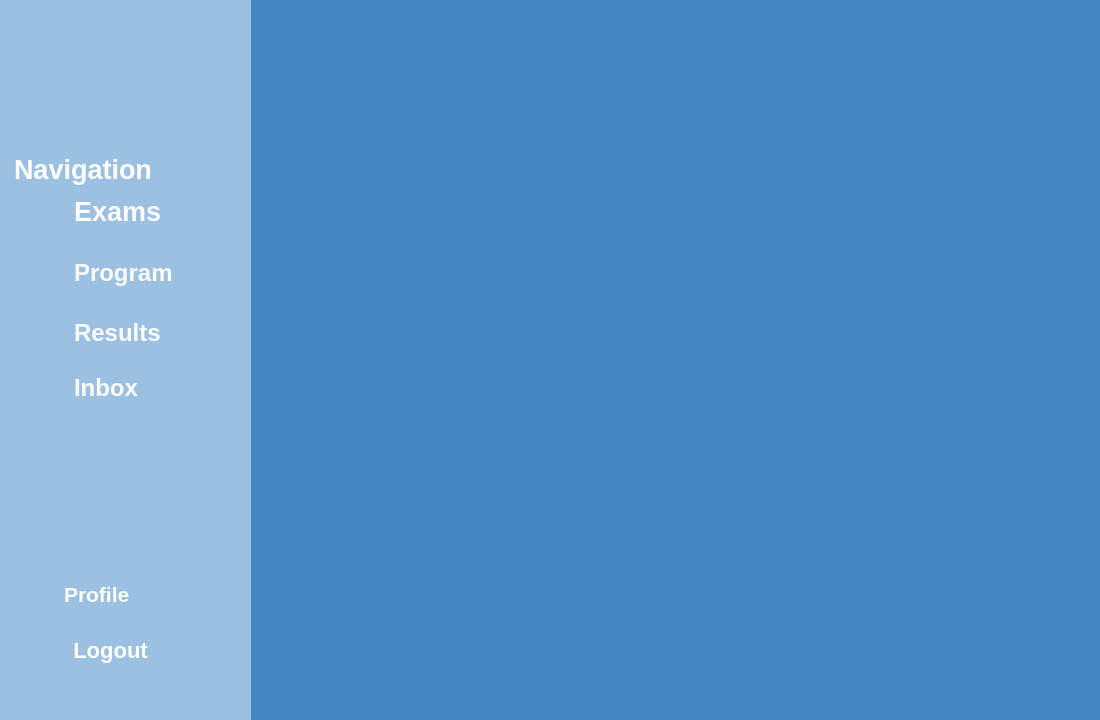
Before: the Qt Designer form AGUniverse/presentationLayer/main_menu.ui in codingburgas/sprint-eschool-ag-universe, drawn with Qt 5.
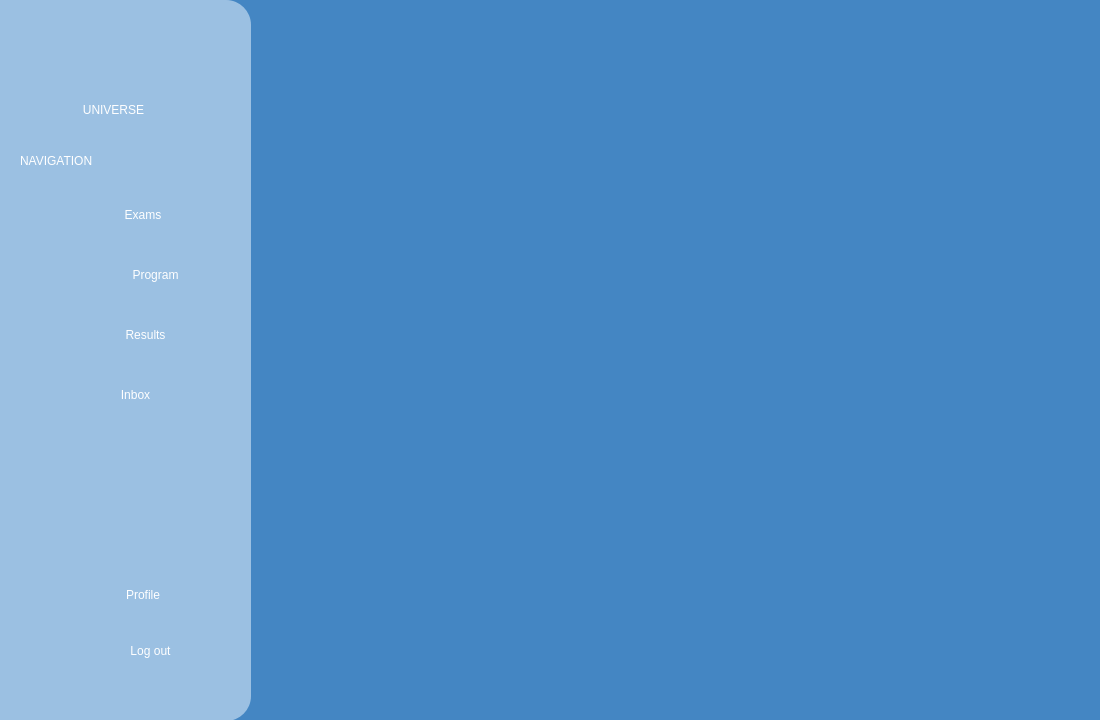
After: the same form once the commit is applied. Icons and pictures are not drawn.

Commit message: Fix main menu images and enhance UI (Close #13)

The edit to the form file:
```diff
--- a/AGUniverse/presentationLayer/main_menu.ui
+++ b/AGUniverse/presentationLayer/main_menu.ui
@@ -61,7 +61,9 @@
    </property>
    <property name="styleSheet">
     <string notr="true">background-color:rgb(155, 192, 226);
-border:0px;</string>
+border:0px;
+border-top-right-radius: 25px;
+border-bottom-right-radius: 25px;</string>
    </property>
    <property name="frameShape">
     <enum>QFrame::Shape::StyledPanel</enum>
@@ -69,161 +71,10 @@
    <property name="frameShadow">
     <enum>QFrame::Shadow::Raised</enum>
    </property>
-   <widget class="QTextEdit" name="Profile_text">
+   <widget class="QLabel" name="exams_Icon">
     <property name="geometry">
      <rect>
-      <x>60</x>
-      <y>578</y>
-      <width>131</width>
-      <height>41</height>
-     </rect>
-    </property>
-    <property name="styleSheet">
-     <string notr="true">color:rgb(252, 252, 252);
-border:0px
-</string>
-    </property>
-    <property name="html">
-     <string>&lt;!DOCTYPE HTML PUBLIC &quot;-//W3C//DTD HTML 4.0//EN&quot; &quot;http://www.w3.org/TR/REC-html40/strict.dtd&quot;&gt;
-&lt;html&gt;&lt;head&gt;&lt;meta name=&quot;qrichtext&quot; content=&quot;1&quot; /&gt;&lt;meta charset=&quot;utf-8&quot; /&gt;&lt;style type=&quot;text/css&quot;&gt;
-p, li { white-space: pre-wrap; }
-hr { height: 1px; border-width: 0; }
-li.unchecked::marker { content: &quot;\2610&quot;; }
-li.checked::marker { content: &quot;\2612&quot;; }
-&lt;/style&gt;&lt;/head&gt;&lt;body style=&quot; font-family:'Segoe UI'; font-size:9pt; font-weight:400; font-style:normal;&quot;&gt;
-&lt;p style=&quot; margin-top:0px; margin-bottom:0px; margin-left:0px; margin-right:0px; -qt-block-indent:0; text-indent:0px;&quot;&gt;&lt;span style=&quot; font-size:16pt; font-weight:700;&quot;&gt;Profile&lt;/span&gt;&lt;/p&gt;&lt;/body&gt;&lt;/html&gt;</string>
-    </property>
-   </widget>
-   <widget class="QTextEdit" name="Results_text">
-    <property name="geometry">
-     <rect>
-      <x>70</x>
-      <y>315</y>
-      <width>111</width>
-      <height>51</height>
-     </rect>
-    </property>
-    <property name="styleSheet">
-     <string notr="true">color:rgb(252, 252, 252);
-border:0px;
-</string>
-    </property>
-    <property name="html">
-     <string>&lt;!DOCTYPE HTML PUBLIC &quot;-//W3C//DTD HTML 4.0//EN&quot; &quot;http://www.w3.org/TR/REC-html40/strict.dtd&quot;&gt;
-&lt;html&gt;&lt;head&gt;&lt;meta name=&quot;qrichtext&quot; content=&quot;1&quot; /&gt;&lt;meta charset=&quot;utf-8&quot; /&gt;&lt;style type=&quot;text/css&quot;&gt;
-p, li { white-space: pre-wrap; }
-hr { height: 1px; border-width: 0; }
-li.unchecked::marker { content: &quot;\2610&quot;; }
-li.checked::marker { content: &quot;\2612&quot;; }
-&lt;/style&gt;&lt;/head&gt;&lt;body style=&quot; font-family:'Segoe UI'; font-size:9pt; font-weight:400; font-style:normal;&quot;&gt;
-&lt;p style=&quot; margin-top:0px; margin-bottom:0px; margin-left:0px; margin-right:0px; -qt-block-indent:0; text-indent:0px;&quot;&gt;&lt;span style=&quot; font-size:18pt; font-weight:700;&quot;&gt;Results&lt;/span&gt;&lt;/p&gt;&lt;/body&gt;&lt;/html&gt;</string>
-    </property>
-   </widget>
-   <widget class="QTextEdit" name="Exams_text">
-    <property name="geometry">
-     <rect>
-      <x>70</x>
-      <y>192</y>
-      <width>111</width>
-      <height>51</height>
-     </rect>
-    </property>
-    <property name="styleSheet">
-     <string notr="true">color:rgb(252, 252, 252);
-border:0px</string>
-    </property>
-    <property name="lineWidth">
-     <number>0</number>
-    </property>
-    <property name="html">
-     <string>&lt;!DOCTYPE HTML PUBLIC &quot;-//W3C//DTD HTML 4.0//EN&quot; &quot;http://www.w3.org/TR/REC-html40/strict.dtd&quot;&gt;
-&lt;html&gt;&lt;head&gt;&lt;meta name=&quot;qrichtext&quot; content=&quot;1&quot; /&gt;&lt;meta charset=&quot;utf-8&quot; /&gt;&lt;style type=&quot;text/css&quot;&gt;
-p, li { white-space: pre-wrap; }
-hr { height: 1px; border-width: 0; }
-li.unchecked::marker { content: &quot;\2610&quot;; }
-li.checked::marker { content: &quot;\2612&quot;; }
-&lt;/style&gt;&lt;/head&gt;&lt;body style=&quot; font-family:'Segoe UI'; font-size:9pt; font-weight:400; font-style:normal;&quot;&gt;
-&lt;p style=&quot; margin-top:12px; margin-bottom:12px; margin-left:0px; margin-right:0px; -qt-block-indent:0; text-indent:0px;&quot;&gt;&lt;span style=&quot; font-size:20pt; font-weight:700;&quot;&gt;Exams&lt;/span&gt;&lt;/p&gt;&lt;/body&gt;&lt;/html&gt;</string>
-    </property>
-   </widget>
-   <widget class="QTextEdit" name="Program_text">
-    <property name="geometry">
-     <rect>
-      <x>70</x>
-      <y>255</y>
-      <width>111</width>
-      <height>51</height>
-     </rect>
-    </property>
-    <property name="styleSheet">
-     <string notr="true">color:rgb(252, 252, 252);
-border:0px;
-</string>
-    </property>
-    <property name="html">
-     <string>&lt;!DOCTYPE HTML PUBLIC &quot;-//W3C//DTD HTML 4.0//EN&quot; &quot;http://www.w3.org/TR/REC-html40/strict.dtd&quot;&gt;
-&lt;html&gt;&lt;head&gt;&lt;meta name=&quot;qrichtext&quot; content=&quot;1&quot; /&gt;&lt;meta charset=&quot;utf-8&quot; /&gt;&lt;style type=&quot;text/css&quot;&gt;
-p, li { white-space: pre-wrap; }
-hr { height: 1px; border-width: 0; }
-li.unchecked::marker { content: &quot;\2610&quot;; }
-li.checked::marker { content: &quot;\2612&quot;; }
-&lt;/style&gt;&lt;/head&gt;&lt;body style=&quot; font-family:'Segoe UI'; font-size:9pt; font-weight:400; font-style:normal;&quot;&gt;
-&lt;p style=&quot; margin-top:0px; margin-bottom:0px; margin-left:0px; margin-right:0px; -qt-block-indent:0; text-indent:0px;&quot;&gt;&lt;span style=&quot; font-size:18pt; font-weight:700;&quot;&gt;Program&lt;/span&gt;&lt;/p&gt;&lt;/body&gt;&lt;/html&gt;</string>
-    </property>
-   </widget>
-   <widget class="QTextEdit" name="Inbox_text">
-    <property name="geometry">
-     <rect>
-      <x>70</x>
-      <y>370</y>
-      <width>111</width>
-      <height>51</height>
-     </rect>
-    </property>
-    <property name="styleSheet">
-     <string notr="true">color:rgb(252, 252, 252);
-border:0px;
-</string>
-    </property>
-    <property name="html">
-     <string>&lt;!DOCTYPE HTML PUBLIC &quot;-//W3C//DTD HTML 4.0//EN&quot; &quot;http://www.w3.org/TR/REC-html40/strict.dtd&quot;&gt;
-&lt;html&gt;&lt;head&gt;&lt;meta name=&quot;qrichtext&quot; content=&quot;1&quot; /&gt;&lt;meta charset=&quot;utf-8&quot; /&gt;&lt;style type=&quot;text/css&quot;&gt;
-p, li { white-space: pre-wrap; }
-hr { height: 1px; border-width: 0; }
-li.unchecked::marker { content: &quot;\2610&quot;; }
-li.checked::marker { content: &quot;\2612&quot;; }
-&lt;/style&gt;&lt;/head&gt;&lt;body style=&quot; font-family:'Segoe UI'; font-size:9pt; font-weight:400; font-style:normal;&quot;&gt;
-&lt;p style=&quot; margin-top:0px; margin-bottom:0px; margin-left:0px; margin-right:0px; -qt-block-indent:0; text-indent:0px;&quot;&gt;&lt;span style=&quot; font-size:18pt; font-weight:700;&quot;&gt;Inbox&lt;/span&gt;&lt;/p&gt;&lt;/body&gt;&lt;/html&gt;</string>
-    </property>
-   </widget>
-   <widget class="QTextEdit" name="textEdit">
-    <property name="geometry">
-     <rect>
-      <x>10</x>
-      <y>150</y>
-      <width>201</width>
-      <height>70</height>
-     </rect>
-    </property>
-    <property name="styleSheet">
-     <string notr="true">color:black
-</string>
-    </property>
-    <property name="html">
-     <string>&lt;!DOCTYPE HTML PUBLIC &quot;-//W3C//DTD HTML 4.0//EN&quot; &quot;http://www.w3.org/TR/REC-html40/strict.dtd&quot;&gt;
-&lt;html&gt;&lt;head&gt;&lt;meta name=&quot;qrichtext&quot; content=&quot;1&quot; /&gt;&lt;meta charset=&quot;utf-8&quot; /&gt;&lt;style type=&quot;text/css&quot;&gt;
-p, li { white-space: pre-wrap; }
-hr { height: 1px; border-width: 0; }
-li.unchecked::marker { content: &quot;\2610&quot;; }
-li.checked::marker { content: &quot;\2612&quot;; }
-&lt;/style&gt;&lt;/head&gt;&lt;body style=&quot; font-family:'Segoe UI'; font-size:9pt; font-weight:400; font-style:normal;&quot;&gt;
-&lt;p style=&quot; margin-top:0px; margin-bottom:0px; margin-left:0px; margin-right:0px; -qt-block-indent:0; text-indent:0px;&quot;&gt;&lt;span style=&quot; font-size:20pt; font-weight:700; color:#ffffff;&quot;&gt;Navigation &lt;/span&gt;&lt;/p&gt;&lt;/body&gt;&lt;/html&gt;</string>
-    </property>
-   </widget>
-   <widget class="QLabel" name="Exams_logo">
-    <property name="geometry">
-     <rect>
-      <x>20</x>
+      <x>50</x>
       <y>190</y>
       <width>51</width>
       <height>51</height>
@@ -242,7 +93,7 @@
    <widget class="QLabel" name="program_logo">
     <property name="geometry">
      <rect>
-      <x>20</x>
+      <x>50</x>
       <y>250</y>
       <width>51</width>
       <height>51</height>
@@ -261,9 +112,9 @@
    <widget class="QLabel" name="label_3">
     <property name="geometry">
      <rect>
-      <x>20</x>
+      <x>50</x>
       <y>310</y>
-      <width>41</width>
+      <width>51</width>
       <height>51</height>
      </rect>
     </property>
@@ -277,10 +128,10 @@
      <bool>true</bool>
     </property>
    </widget>
-   <widget class="QLabel" name="label">
+   <widget class="QLabel" name="inbox_Icon">
     <property name="geometry">
      <rect>
-      <x>10</x>
+      <x>50</x>
       <y>370</y>
       <width>51</width>
       <height>51</height>
@@ -299,7 +150,7 @@
    <widget class="QLabel" name="label_2">
     <property name="geometry">
      <rect>
-      <x>10</x>
+      <x>50</x>
       <y>570</y>
       <width>51</width>
       <height>51</height>
@@ -318,7 +169,7 @@
    <widget class="QLabel" name="label_4">
     <property name="geometry">
      <rect>
-      <x>10</x>
+      <x>50</x>
       <y>630</y>
       <width>51</width>
       <height>51</height>
@@ -337,35 +188,158 @@
    <widget class="QPushButton" name="pushButton">
     <property name="geometry">
      <rect>
-      <x>60</x>
+      <x>100</x>
       <y>620</y>
       <width>101</width>
       <height>61</height>
      </rect>
     </property>
     <property name="styleSheet">
-     <string notr="true">font-size:22px;
-font-weight: bold;
-color:white
-</string>
+     <string notr="true">font: 15pt &quot;Allerta&quot;;
+color:white;</string>
     </property>
     <property name="text">
-     <string>Logout</string>
+     <string>Log out</string>
     </property>
    </widget>
-   <zorder>textEdit</zorder>
-   <zorder>Profile_text</zorder>
-   <zorder>Results_text</zorder>
-   <zorder>Exams_text</zorder>
-   <zorder>Program_text</zorder>
-   <zorder>Inbox_text</zorder>
-   <zorder>Exams_logo</zorder>
-   <zorder>program_logo</zorder>
-   <zorder>label_3</zorder>
-   <zorder>label</zorder>
-   <zorder>label_2</zorder>
-   <zorder>label_4</zorder>
-   <zorder>pushButton</zorder>
+   <widget class="QPushButton" name="examsButton">
+    <property name="geometry">
+     <rect>
+      <x>100</x>
+      <y>200</y>
+      <width>86</width>
+      <height>29</height>
+     </rect>
+    </property>
+    <property name="styleSheet">
+     <string notr="true">font: 15pt &quot;Allerta&quot;;
+color:white;</string>
+    </property>
+    <property name="text">
+     <string>Exams</string>
+    </property>
+   </widget>
+   <widget class="QPushButton" name="programButton">
+    <property name="geometry">
+     <rect>
+      <x>100</x>
+      <y>260</y>
+      <width>111</width>
+      <height>29</height>
+     </rect>
+    </property>
+    <property name="styleSheet">
+     <string notr="true">font: 15pt &quot;Allerta&quot;;
+color:white;</string>
+    </property>
+    <property name="text">
+     <string>Program</string>
+    </property>
+   </widget>
+   <widget class="QPushButton" name="resultsButton">
+    <property name="geometry">
+     <rect>
+      <x>100</x>
+      <y>320</y>
+      <width>91</width>
+      <height>29</height>
+     </rect>
+    </property>
+    <property name="styleSheet">
+     <string notr="true">font: 15pt &quot;Allerta&quot;;
+color:white;</string>
+    </property>
+    <property name="text">
+     <string>Results</string>
+    </property>
+   </widget>
+   <widget class="QPushButton" name="inboxButton">
+    <property name="geometry">
+     <rect>
+      <x>100</x>
+      <y>380</y>
+      <width>71</width>
+      <height>29</height>
+     </rect>
+    </property>
+    <property name="styleSheet">
+     <string notr="true">font: 15pt &quot;Allerta&quot;;
+color:white;</string>
+    </property>
+    <property name="text">
+     <string>Inbox</string>
+    </property>
+   </widget>
+   <widget class="QPushButton" name="profileButton">
+    <property name="geometry">
+     <rect>
+      <x>100</x>
+      <y>580</y>
+      <width>86</width>
+      <height>29</height>
+     </rect>
+    </property>
+    <property name="styleSheet">
+     <string notr="true">font: 15pt &quot;Allerta&quot;;
+color:white;</string>
+    </property>
+    <property name="text">
+     <string>Profile</string>
+    </property>
+   </widget>
+   <widget class="QLabel" name="navigationLabel">
+    <property name="geometry">
+     <rect>
+      <x>20</x>
+      <y>130</y>
+      <width>231</width>
+      <height>61</height>
+     </rect>
+    </property>
+    <property name="styleSheet">
+     <string notr="true">font: 17pt &quot;Allerta&quot;;
+color:white;</string>
+    </property>
+    <property name="text">
+     <string>NAVIGATION</string>
+    </property>
+   </widget>
+   <widget class="QLabel" name="logoIcon">
+    <property name="geometry">
+     <rect>
+      <x>45</x>
+      <y>-10</y>
+      <width>141</width>
+      <height>141</height>
+     </rect>
+    </property>
+    <property name="text">
+     <string/>
+    </property>
+    <property name="pixmap">
+     <pixmap resource="../resources.qrc">:/assets/images/Logo1.png</pixmap>
+    </property>
+    <property name="scaledContents">
+     <bool>true</bool>
+    </property>
+   </widget>
+   <widget class="QLabel" name="label">
+    <property name="geometry">
+     <rect>
+      <x>68</x>
+      <y>100</y>
+      <width>91</width>
+      <height>20</height>
+     </rect>
+    </property>
+    <property name="styleSheet">
+     <string notr="true">font: 11pt &quot;Crimson Text Semibold&quot;;
+color:white;</string>
+    </property>
+    <property name="text">
+     <string>&lt;html&gt;&lt;head/&gt;&lt;body&gt;&lt;p align=&quot;center&quot;&gt;UNIVERSE&lt;/p&gt;&lt;/body&gt;&lt;/html&gt;</string>
+    </property>
+   </widget>
   </widget>
   <action name="actiontext1">
    <property name="text">
```
Left out of the diff: 22 changed lines with no effect on the pictures. The commit also changes 6 other files.
